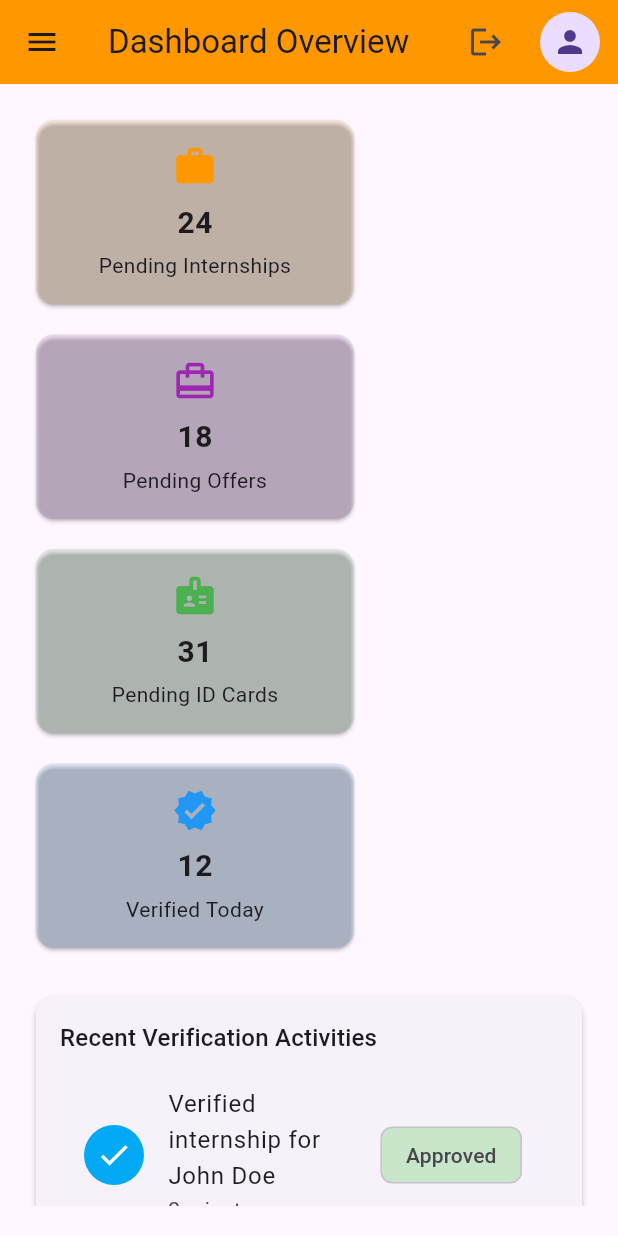
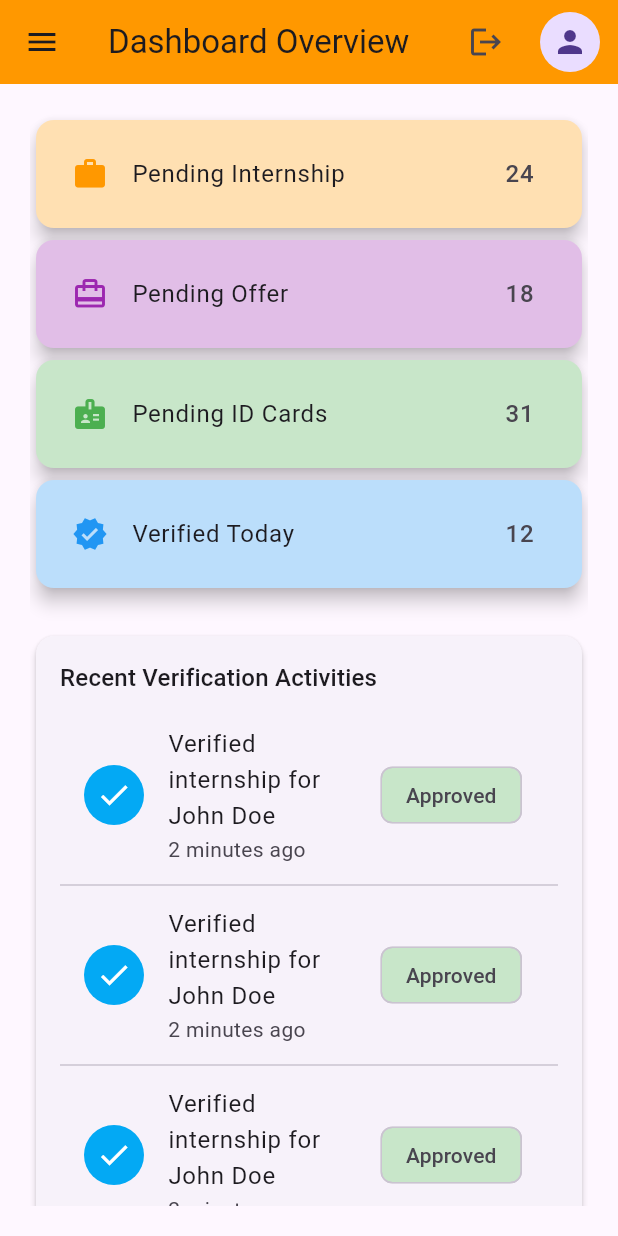
Before and after one commit to amitprajapati12/BrokeBro-Admin, a Flutter app: the screen it shows once a user with an empty profile is signed in, on a phone screen of 412 x 824 dp. Run offline on Flutter 3.47's test engine with Material 3 defaults, Android fonts, the light colour scheme and no system bars; our stand-ins replace cloud_firestore, firebase_auth, firebase_core, flutter_dotenv; accounts and stored records are empty.

Commit message:
updated dashboard UI

```diff
--- a/lib/Screens/dashboard_screen.dart
+++ b/lib/Screens/dashboard_screen.dart
@@ -191,19 +191,56 @@ class _DashboardScreenState extends State<DashboardScreen> {
       child: Column(
         crossAxisAlignment: CrossAxisAlignment.start,
         children: [
-          Wrap(
-            spacing: 12,
-            runSpacing: 12,
-            children: [
-              _buildStatCard('Pending Internships', '24', Icons.work,
-                  Colors.orange),
-              _buildStatCard('Pending Offers', '18', Icons.card_travel,
-                  Colors.purple),
-              _buildStatCard('Pending ID Cards', '31', Icons.badge,
-                  Colors.green),
-              _buildStatCard(
-                  'Verified Today', '12', Icons.verified, Colors.blue),
-            ],
+          Card(
+            elevation: 5,
+            color: Colors.orange.shade100,
+            child: Padding(
+              padding: const EdgeInsets.all(8.0),
+              child: ListTile(
+                leading: Icon(Icons.work, color: Colors.orange,),
+                title: Text("Pending Internship"),
+                trailing: Text("24",style: TextStyle(fontSize: 16),),
+              ),
+            ),
+          ),
+
+          Card(
+            elevation: 5,
+            color: Colors.purple.shade100,
+            child: Padding(
+              padding: const EdgeInsets.all(8.0),
+              child: ListTile(
+                leading: Icon(Icons.card_travel, color: Colors.purple,),
+                title: Text("Pending Offer"),
+                trailing: Text("18",style: TextStyle(fontSize: 16),),
+              ),
+            ),
+          ),
+
+          Card(
+            elevation: 5,
+            color: Colors.green.shade100,
+            child: Padding(
+              padding: const EdgeInsets.all(8.0),
+              child: ListTile(
+                leading: Icon(Icons.badge, color: Colors.green,),
+                title: Text("Pending ID Cards"),
+                trailing: Text("31",style: TextStyle(fontSize: 16),),
+              ),
+            ),
+          ),
+
+          Card(
+            elevation: 5,
+            color: Colors.blue.shade100,
+            child: Padding(
+              padding: const EdgeInsets.all(8.0),
+              child: ListTile(
+                leading: Icon(Icons.verified, color: Colors.blue,),
+                title: Text("Verified Today"),
+                trailing: Text("12", style: TextStyle(fontSize: 16),),
+              ),
+            ),
           ),
           const SizedBox(height: 24),
           Card(
@@ -246,29 +283,6 @@ class _DashboardScreenState extends State<DashboardScreen> {
     );
   }
 
-  Widget _buildStatCard(String title, String count, IconData icon, Color color) {
-    return SizedBox(
-      width: 220,
-      child: Card(
-        color: color.withAlpha((0.1 * 255).round()),
-        shape: RoundedRectangleBorder(borderRadius: BorderRadius.circular(12)),
-        child: Padding(
-          padding: const EdgeInsets.all(16.0),
-          child: Column(
-            children: [
-              Icon(icon, color: color, size: 30),
-              const SizedBox(height: 8),
-              Text(count,
-                  style: const TextStyle(
-                      fontSize: 20, fontWeight: FontWeight.bold)),
-              const SizedBox(height: 4),
-              Text(title, textAlign: TextAlign.center),
-            ],
-          ),
-        ),
-      ),
-    );
-  }
 
   void _showStudentDialog(Student student) {
     showDialog(
```
